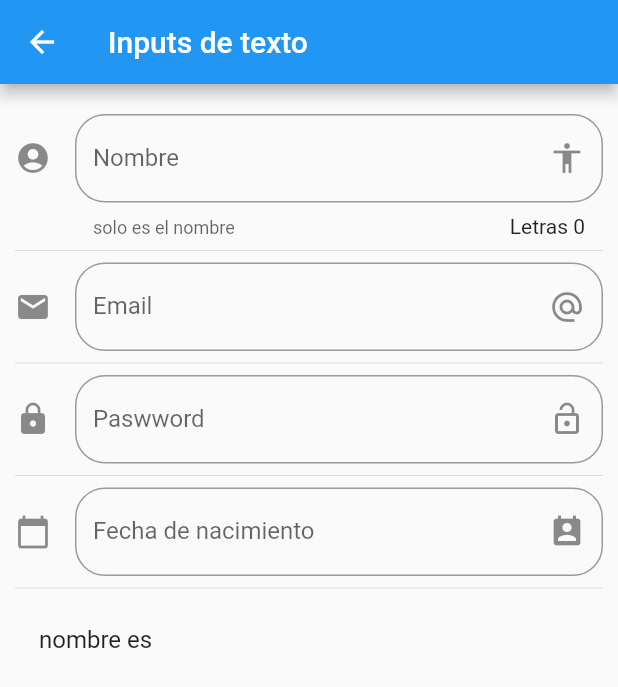
After one commit to jguillermo/learn-flutter, a Flutter app: the InputPage screen opened by its route, on a phone screen of 412 x 824 dp. The commit adds this screen. Shown: the top 687 px of the screen. Run offline on Flutter 3.47's test engine with Material 2 defaults, Android fonts, the phone set to English and light mode, and no system bars.

Commit message:
componentes input

```diff
--- a/basic/componentes/data/menu_opts.json
+++ b/basic/componentes/data/menu_opts.json
@@ -20,6 +20,11 @@
             "ruta" : "animatedContainer",
             "icon" : "donut_large",
             "texto": "Animated Container"
+        },
+        {
+            "ruta" : "inputs",
+            "icon" : "input",
+            "texto": "Inputs"
         }
     ]
 }
--- /dev/null
+++ b/basic/componentes/lib/src/pages/inputs_page.dart
@@ -0,0 +1,114 @@
+import 'package:flutter/material.dart';
+
+class InputPage extends StatefulWidget {
+  InputPage({Key key}) : super(key: key);
+
+  @override
+  _InputPageState createState() => _InputPageState();
+}
+
+class _InputPageState extends State<InputPage> {
+  String _nombre = "";
+  String _email = "";
+  String _fecha = "";
+  @override
+  Widget build(BuildContext context) {
+    return Scaffold(
+      appBar: AppBar(
+        title: Text('Inputs de texto'),
+      ),
+      body: ListView(
+        padding: EdgeInsets.symmetric(horizontal: 10.0, vertical: 20.0),
+        children: [
+          _crearInput(),
+          Divider(),
+          _crearEmail(),
+          Divider(),
+          _crearPasword(),
+          Divider(),
+          _crearFecha(),
+          Divider(),
+          _crearPersona()
+        ],
+      ),
+    );
+  }
+
+  Widget _crearInput() {
+    return TextField(
+      //autofocus: true,
+      textCapitalization: TextCapitalization.sentences,
+      decoration: InputDecoration(
+          border: OutlineInputBorder(borderRadius: BorderRadius.circular(20.0)),
+          counter: Text('Letras ${_nombre.length}'),
+          hintText: 'Nombre de la persona',
+          labelText: 'Nombre',
+          helperText: 'solo es el nombre',
+          suffixIcon: Icon(Icons.accessibility),
+          icon: Icon(Icons.account_circle)),
+      onChanged: (valor) {
+        setState(() {
+          _nombre = valor;
+        });
+      },
+    );
+  }
+
+  Widget _crearEmail() {
+    return TextField(
+      keyboardType: TextInputType.emailAddress,
+      decoration: InputDecoration(
+          border: OutlineInputBorder(borderRadius: BorderRadius.circular(20.0)),
+          hintText: 'Email',
+          labelText: 'Email ',
+          suffixIcon: Icon(Icons.alternate_email),
+          icon: Icon(Icons.email)),
+      onChanged: (valor) {
+        setState(() {
+          _email = valor;
+        });
+      },
+    );
+  }
+
+  Widget _crearPersona() {
+    return ListTile(
+      title: Text('nombre es ${_nombre}'),
+      subtitle: Text(_email),
+    );
+  }
+
+  Widget _crearPasword() {
+    return TextField(
+      obscureText: true,
+      decoration: InputDecoration(
+          border: OutlineInputBorder(borderRadius: BorderRadius.circular(20.0)),
+          hintText: 'Password',
+          labelText: 'Paswword ',
+          suffixIcon: Icon(Icons.lock_open),
+          icon: Icon(Icons.lock)),
+      onChanged: (valor) {
+        setState(() {
+          _email = valor;
+        });
+      },
+    );
+  }
+
+  Widget _crearFecha() {
+    return TextField(
+      enableInteractiveSelection: false,
+      decoration: InputDecoration(
+          border: OutlineInputBorder(borderRadius: BorderRadius.circular(20.0)),
+          hintText: 'Fecha de nacimiento',
+          labelText: 'Fecha de nacimiento ',
+          suffixIcon: Icon(Icons.perm_contact_calendar),
+          icon: Icon(Icons.calendar_today)),
+      onChanged: (valor) {
+        setState(() {
+          _email = valor;
+        });
+      },
+    );
+  }
+}
--- a/basic/componentes/lib/src/routes/routes.dart
+++ b/basic/componentes/lib/src/routes/routes.dart
@@ -3,6 +3,7 @@ import 'package:componentes/src/pages/animated_container.dart';
 import 'package:componentes/src/pages/avatar_page.dart';
 import 'package:componentes/src/pages/card_page.dart';
 import 'package:componentes/src/pages/home_page.dart';
+import 'package:componentes/src/pages/inputs_page.dart';
 import 'package:flutter/material.dart';
 
 Map<String, WidgetBuilder> getApplicationRoutes() {
@@ -12,5 +13,6 @@ Map<String, WidgetBuilder> getApplicationRoutes() {
     'avatar': (BuildContext context) => AvatarPage(),
     'card': (BuildContext context) => CardPage(),
     'animatedContainer': (BuildContext context) => AnimatedContainerPage(),
+    'inputs': (BuildContext context) => InputPage(),
   };
 }
--- a/basic/componentes/lib/src/utils/icono_string_util.dart
+++ b/basic/componentes/lib/src/utils/icono_string_util.dart
@@ -4,7 +4,8 @@ final _icons = <String, IconData>{
   "add_alert": Icons.add_alert,
   "accessibility": Icons.accessibility,
   "folder_open": Icons.folder_open,
-  "donut_large": Icons.donut_large
+  "donut_large": Icons.donut_large,
+  "input": Icons.input
 };
 
 Icon getIcon(String nombreIcono) {
```
